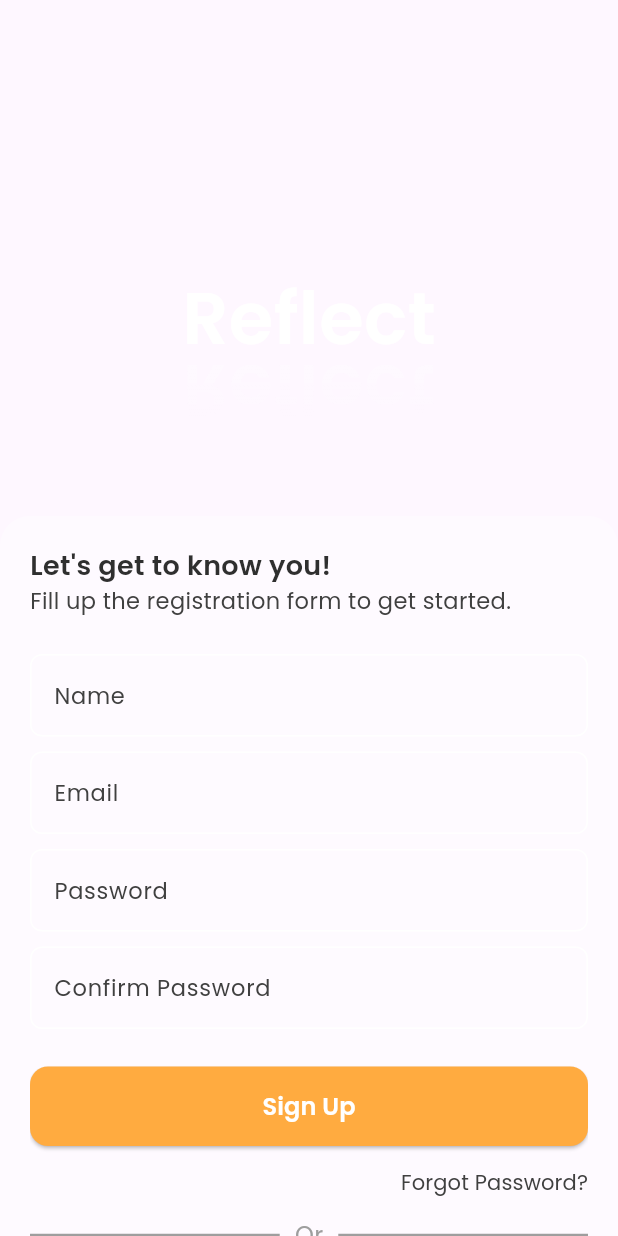
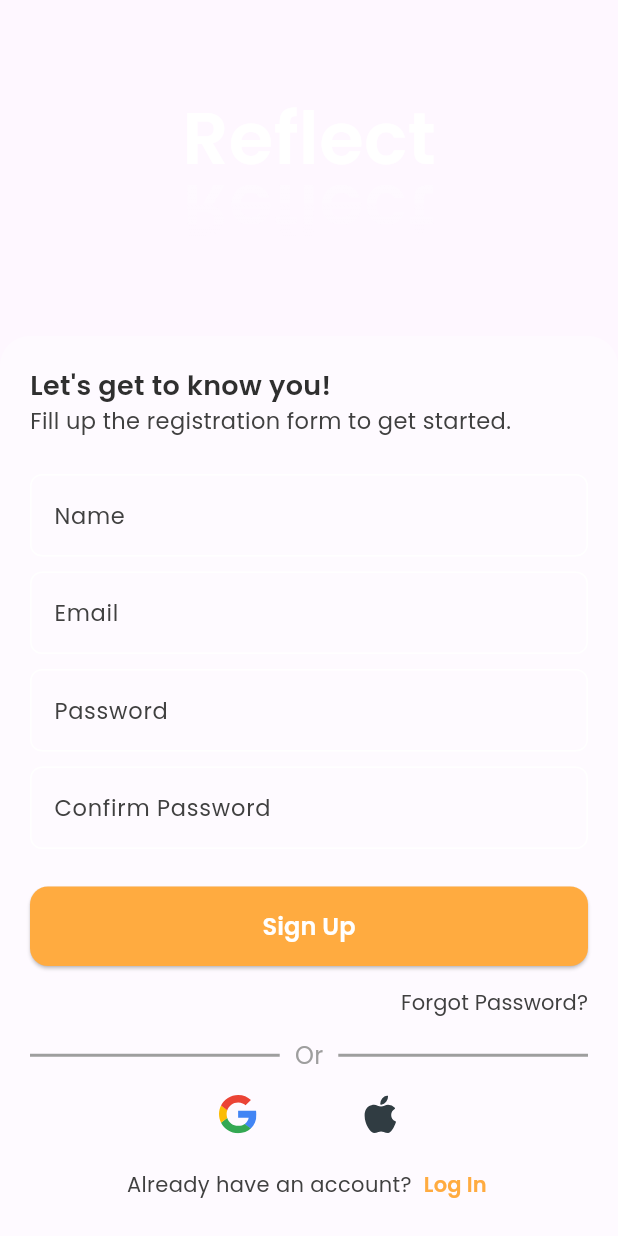
Before and after one commit to AkashP4769/reflect, a Flutter app: the screen it shows after launch, swiped to page 2, on a phone screen of 412 x 824 dp. Run offline on Flutter 3.47's test engine with Material 3 defaults, Android fonts, the phone set to English and light mode, and no system bars; our stand-ins replace chewie, flutter_svg, video_player.

Commit message:
Login page complete

```diff
--- a/lib/components/signup/signup_card.dart
+++ b/lib/components/signup/signup_card.dart
@@ -6,8 +6,9 @@ import 'package:reflect/components/signup/signup_textfield.dart';
 import 'package:reflect/constants/colors.dart';
 
 class SignUpCard extends StatefulWidget {
+  final void Function() togglePage;
   const SignUpCard({
-    super.key,
+    super.key, required this.togglePage
   });
 
   @override
@@ -53,7 +54,7 @@ class _SignUpCardState extends State<SignUpCard> {
         borderRadius: const BorderRadius.only(topLeft: Radius.circular(20), topRight: Radius.circular(20))
       ),
       child: SingleChildScrollView(
-        child: Stack(
+        child: Stack( //wrap with scrollable
           children: [
             BackdropFilter(
               filter: ImageFilter.blur(sigmaX: 30, sigmaY: 30),
@@ -131,10 +132,9 @@ class _SignUpCardState extends State<SignUpCard> {
                   mainAxisAlignment: MainAxisAlignment.center,
                   children: [
                     Text("Already have an account?", style: TextStyle(color: grey, fontSize: 14, fontFamily: "Poppins", fontWeight: FontWeight.w400),),
+                    const SizedBox(width: 5,),
                     TextButton(
-                      onPressed: (){
-
-                      },
+                      onPressed: widget.togglePage,
                       style: TextButton.styleFrom(
                         minimumSize: Size.zero,
                         padding: const EdgeInsets.symmetric(vertical: 0)
--- a/lib/pages/login.dart
+++ b/lib/pages/login.dart
@@ -14,12 +14,17 @@ class LoginPage extends StatefulWidget {
 
 class _LoginPageState extends State<LoginPage> {
   late PageController? _pageController;
+  double progress = 0;
 
   @override
   void initState() {
     // TODO: implement initState
     super.initState();
-    _pageController = PageController();
+    _pageController = PageController()..addListener((){
+      setState(() {
+        progress = _pageController!.page!;
+      });
+    });
   }
 
   void dispose(){
@@ -49,7 +54,7 @@ class _LoginPageState extends State<LoginPage> {
             Align(
               alignment: Alignment.bottomCenter,
               child: SingleChildScrollView(
-                child: Column(
+                child: Column( //wrap with scroll
                   mainAxisSize: MainAxisSize.min,
                   mainAxisAlignment: MainAxisAlignment.end,
                   children: [
@@ -57,13 +62,13 @@ class _LoginPageState extends State<LoginPage> {
                     const SizedBox(height: 60),
                     SizedBox(
                       width: MediaQuery.of(context).size.width,
-                      height: 480,
+                      height: 480 + progress * 120,
+                      //duration: Duration(milliseconds: 400),
                       child: PageView(
                         controller: _pageController,
-                        children: const [
-                          LoginCard(),
-                          SignUpCard(),
-
+                        children: [
+                          LoginCard(togglePage: togglePage,),
+                          SignUpCard(togglePage: togglePage,),
                         ],
                       ),
                     )
```
Also changed, not shown: lib/components/signup/login_card.dart (+5 -7 lines).
